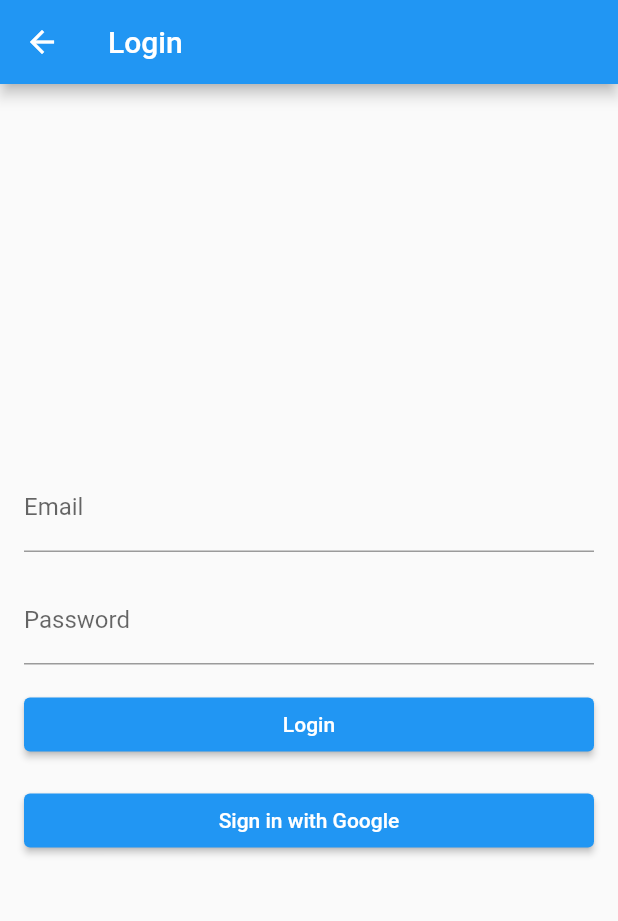
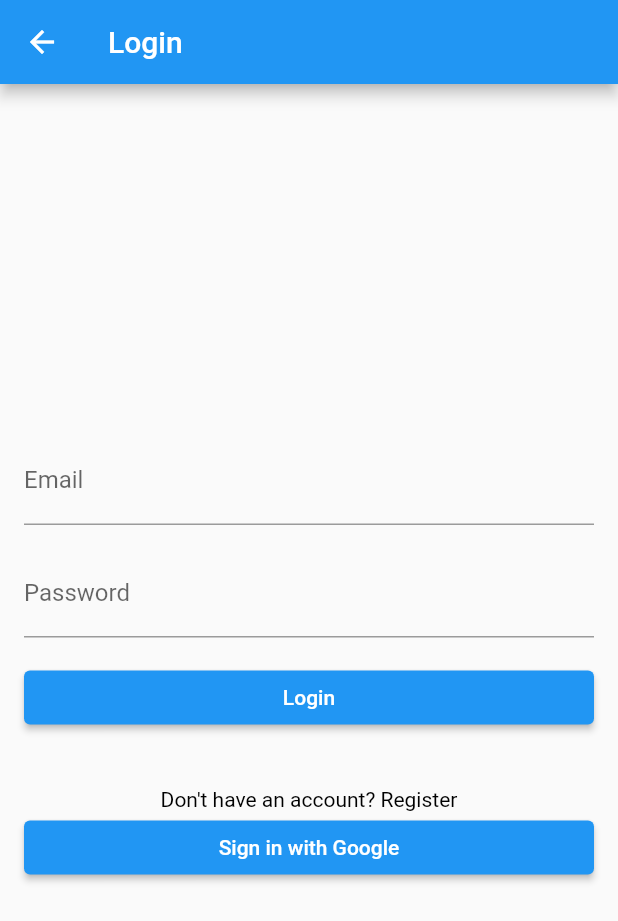
Before and after one commit to mani-k-3/Hostel_finder_app, a Flutter app: the screen it shows after launch, after a tap on the "account circle" icon, on a phone screen of 412 x 824 dp. Shown: the top 921 px of the screen. Run offline on Flutter 3.47's test engine with Material 2 defaults, Android fonts, the light colour scheme and no system bars; our stand-ins replace cloud_firestore, firebase_auth, firebase_core, google_sign_in; accounts and stored records are empty.

Commit message:
commit dileep

```diff
--- a/Hostel-finder-app-master/lib/login_page.dart
+++ b/Hostel-finder-app-master/lib/login_page.dart
@@ -1,8 +1,11 @@
+// ignore_for_file: use_build_context_synchronously
+
 import 'package:flutter/material.dart';
 import 'package:firebase_auth/firebase_auth.dart';
 import 'package:google_sign_in/google_sign_in.dart';
 import 'package:hostel_app/AuthProvider.dart';
 import 'package:hostel_app/home.dart';
+import 'package:hostel_app/signup.dart';
 
 class LoginScreen extends StatefulWidget {
   const LoginScreen({super.key});
@@ -14,7 +17,6 @@ class LoginScreen extends StatefulWidget {
 class _LoginScreenState extends State<LoginScreen> {
   final TextEditingController emailController = TextEditingController();
   final TextEditingController passwordController = TextEditingController();
-  final CustomAuthProvider _authProvider = CustomAuthProvider();
   final FirebaseAuth _auth = FirebaseAuth.instance;
   final GoogleSignIn _googleSignIn = GoogleSignIn();
 
@@ -48,6 +50,30 @@ class _LoginScreenState extends State<LoginScreen> {
               child: const Text('Login'),
             ),
             const SizedBox(height: 16),
+            const SizedBox(height: 20), // Add spacing
+            Row(
+              mainAxisAlignment: MainAxisAlignment.center,
+              children: [
+                const Text("Don't have an account? ",
+                    style: TextStyle(
+                      color: Colors.black,
+                    )),
+                GestureDetector(
+                  onTap: () {
+                    Navigator.of(context).push(
+                      MaterialPageRoute(
+                        builder: (context) => SignUpScreen(),
+                      ),
+                    );
+                  },
+                  child: const Text('Register',
+                      style: TextStyle(
+                        color: Colors.black,
+                      )),
+
+                ),
+              ],
+            ),
             ElevatedButton(
               onPressed: () {
                 signInWithGoogle(context);
@@ -61,26 +87,26 @@ class _LoginScreenState extends State<LoginScreen> {
   }
 
   Future<void> signInWithEmailPassword(BuildContext context) async {
-    String email = emailController.text;
     String password = passwordController.text;
 
     try {
-      UserCredential? userCredential =
-      await _authProvider.signInWithEmailPassword(email, password);
-
-      if (userCredential?.user != null) {
-        // Navigate to Professor Home Page or next screen
       Navigator.pushReplacement(
         context,
         MaterialPageRoute(
           builder: (context) => const HomePage(),
         ),
       );
-      } else {
+    } on FirebaseAuthException catch (e) {
+      String errorMessage = 'Sign-in failed. Please try again.';
+      if (e.code == 'user-not-found') {
+        errorMessage = 'No user found for that email.';
+      } else if (e.code == 'wrong-password') {
+        errorMessage = 'Wrong password provided for that user.';
+      }
+
       ScaffoldMessenger.of(context).showSnackBar(
-          const SnackBar(content: Text('Sign-in failed. Please try again.')),
+        SnackBar(content: Text(errorMessage)),
       );
-      }
     } catch (e) {
       print('Error signing in: $e');
       ScaffoldMessenger.of(context).showSnackBar(
@@ -88,6 +114,7 @@ class _LoginScreenState extends State<LoginScreen> {
       );
     }
   }
+
 
   Future<void> signInWithGoogle(BuildContext context) async {
     try {
```
Lines whose indentation alone changed are shown as unchanged.
